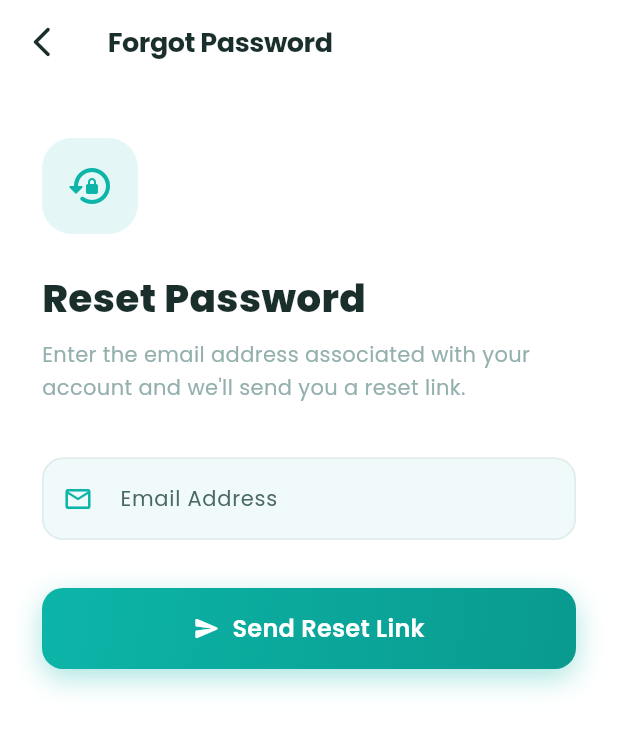
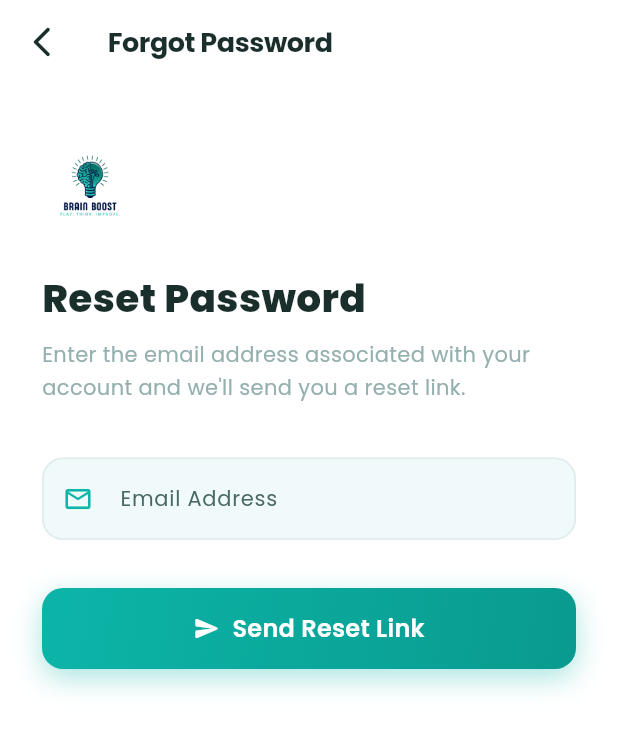
Before and after one commit to Tjayawickrama/brain-boost-game-, a Flutter app: the screen it shows after launch, after a tap on "Forgot Password?", on a phone screen of 412 x 824 dp. Shown: the top 732 px of the screen. Run offline on Flutter 3.47's test engine with Material 3 defaults, Android fonts, the phone set to English and light mode, and no system bars; our stand-ins replace confetti, firebase_auth, firebase_core, fl_chart, flutter_animate, google_fonts and 1 more; accounts and stored records are empty.

Commit message:
Integrated Firebase Authentication, updated splash screen logic, and added new app logo

```diff
--- a/lib/main.dart
+++ b/lib/main.dart
@@ -1,6 +1,8 @@
 import 'package:flutter/material.dart';
 import 'package:flutter/services.dart';
 import 'package:provider/provider.dart';
+import 'package:firebase_core/firebase_core.dart';
+import 'firebase_options.dart';
 import 'services/mock_api_service.dart';
 import 'services/storage_service.dart';
 import 'providers/auth_provider.dart';
@@ -20,6 +22,8 @@ import 'screens/leaderboard_screen.dart';
 
 void main() async {
   WidgetsFlutterBinding.ensureInitialized();
+
+
 
   // Lock to portrait
   await SystemChrome.setPreferredOrientations([DeviceOrientation.portraitUp]);
@@ -81,11 +85,42 @@ class _SplashGate extends StatefulWidget {
 }
 
 class _SplashGateState extends State<_SplashGate> {
+  bool _firebaseReady = false;
+  bool _splashFinished = false;
+
+  @override
+  void initState() {
+    super.initState();
+    _initFirebase();
+  }
+
+  Future<void> _initFirebase() async {
+    try {
+      await Firebase.initializeApp(
+        options: DefaultFirebaseOptions.currentPlatform,
+      );
+    } catch (e) {
+      // Ignore if already initialized
+    }
+    if (mounted) {
+      setState(() {
+        _firebaseReady = true;
+      });
+      _checkAndRoute();
+    }
+  }
+
   void _onSplashFinished() {
     if (!mounted) return;
+    setState(() {
+      _splashFinished = true;
+    });
+    _checkAndRoute();
+  }
+
+  void _checkAndRoute() {
+    if (_firebaseReady && _splashFinished) {
       final auth = context.read<AuthProvider>();
-
-    // Smooth transition to next screen
       Navigator.of(context).pushReplacement(
         PageRouteBuilder(
           pageBuilder: (_, __, ___) =>
@@ -95,6 +130,7 @@ class _SplashGateState extends State<_SplashGate> {
               FadeTransition(opacity: anim, child: child),
         ),
       );
+    }
   }
 
   @override
--- a/lib/screens/auth/forgot_password_screen.dart
+++ b/lib/screens/auth/forgot_password_screen.dart
@@ -61,15 +61,10 @@ class _ForgotPasswordScreenState extends State<ForgotPasswordScreen> {
         crossAxisAlignment: CrossAxisAlignment.start,
         children: [
           const SizedBox(height: 16),
-          Container(
+          Image.asset(
+            'assets/logo.png',
             width: 64,
             height: 64,
-            decoration: BoxDecoration(
-              color: AppColors.primaryLight,
-              borderRadius: BorderRadius.circular(20),
-            ),
-            child: const Icon(Icons.lock_reset_rounded,
-                color: AppColors.primary, size: 32),
           ),
           const SizedBox(height: 24),
           const Text('Reset Password',
--- a/lib/screens/auth/login_screen.dart
+++ b/lib/screens/auth/login_screen.dart
@@ -210,27 +210,10 @@ class _LoginScreenState extends State<LoginScreen>
 
   Widget _buildHeader() {
     return Column(crossAxisAlignment: CrossAxisAlignment.start, children: [
-      // Logo / icon
-      Container(
-        width: 60,
-        height: 60,
-        decoration: BoxDecoration(
-          gradient: const LinearGradient(
-            colors: AppColors.primaryGradient,
-            begin: Alignment.topLeft,
-            end: Alignment.bottomRight,
-          ),
-          borderRadius: BorderRadius.circular(18),
-          boxShadow: [
-            BoxShadow(
-              color: AppColors.primary.withOpacity(0.35),
-              blurRadius: 16,
-              offset: const Offset(0, 6),
-            )
-          ],
-        ),
-        child: const Icon(Icons.psychology_rounded,
-            color: Colors.white, size: 34),
+      Image.asset(
+        'assets/logo.png',
+        width: 64,
+        height: 64,
       ),
       const SizedBox(height: 24),
       const Text('Welcome back! 👋',
--- a/lib/screens/auth/register_screen.dart
+++ b/lib/screens/auth/register_screen.dart
@@ -88,6 +88,12 @@ class _RegisterScreenState extends State<RegisterScreen>
               child: Column(
                 crossAxisAlignment: CrossAxisAlignment.start,
                 children: [
+                  Image.asset(
+                    'assets/logo.png',
+                    width: 64,
+                    height: 64,
+                  ),
+                  const SizedBox(height: 16),
                   const Text('Join Brain Boost! 🧠',
                       style: TextStyle(
                         fontSize: 26,
--- a/lib/splash_screen.dart
+++ b/lib/splash_screen.dart
@@ -186,24 +186,11 @@ class _LogoWidget extends StatelessWidget {
   @override
   Widget build(BuildContext context) {
     return Center(
-      child: Column(mainAxisSize: MainAxisSize.min, children: [
-        SizedBox(
-            width: 140, height: 154, child: CustomPaint(painter: _BulbPainter())),
-        const SizedBox(height: 20),
-        const Text('BRAIN BOOST',
-            style: TextStyle(
-                fontSize: 26,
-                fontWeight: FontWeight.w900,
-                letterSpacing: 5,
-                color: Color(0xFF0A7A7A))),
-        const SizedBox(height: 6),
-        const Text('PLAY  ·  THINK  ·  IMPROVE',
-            style: TextStyle(
-                fontSize: 9.5,
-                fontWeight: FontWeight.w400,
-                letterSpacing: 3,
-                color: Color(0xFF26BFBF))),
-      ]),
+      child: Image.asset(
+        'assets/logo.png',
+        width: 200,
+        fit: BoxFit.contain,
+      ),
     );
   }
 }
--- a/pubspec.yaml
+++ b/pubspec.yaml
@@ -35,6 +35,9 @@ dependencies:
 
   # Icons
   cupertino_icons: ^1.0.8
+  firebase_core: ^4.7.0
+  firebase_auth: ^6.4.0
+  cloud_firestore: ^6.3.0
 
 dev_dependencies:
   flutter_test:
```
Also changed, not shown: lib/providers/auth_provider.dart (+40 -8 lines), lib/screens/daily_challenge_screen.dart (+21 -7 lines), firebase.json (added), lib/firebase_options.dart (added), pubspec.lock, 6 other files. Lines whose indentation alone changed are shown as unchanged.
